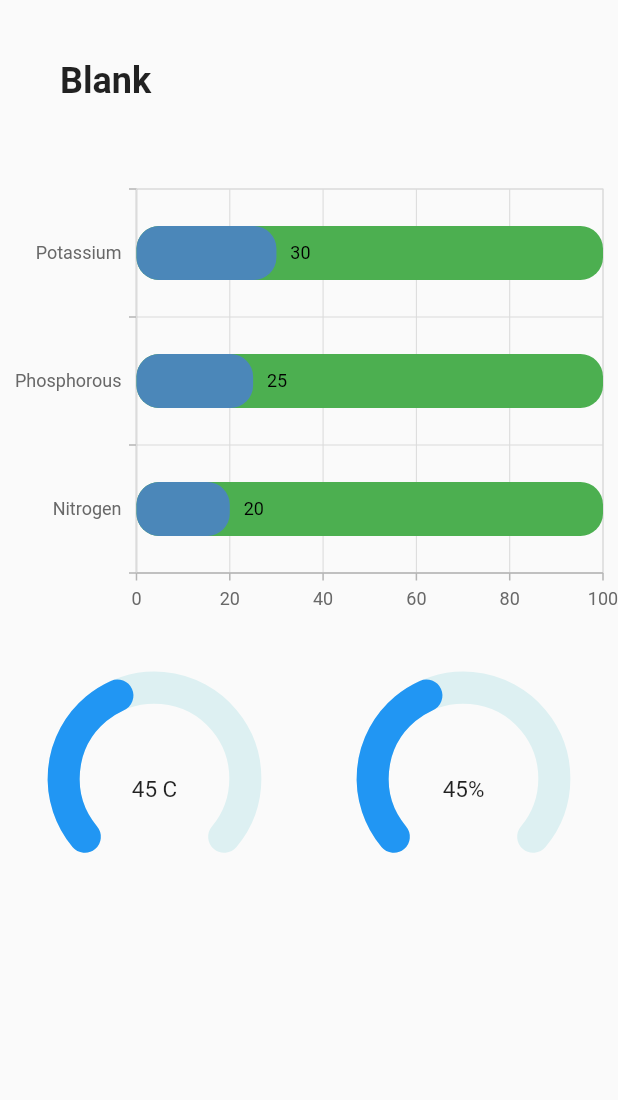
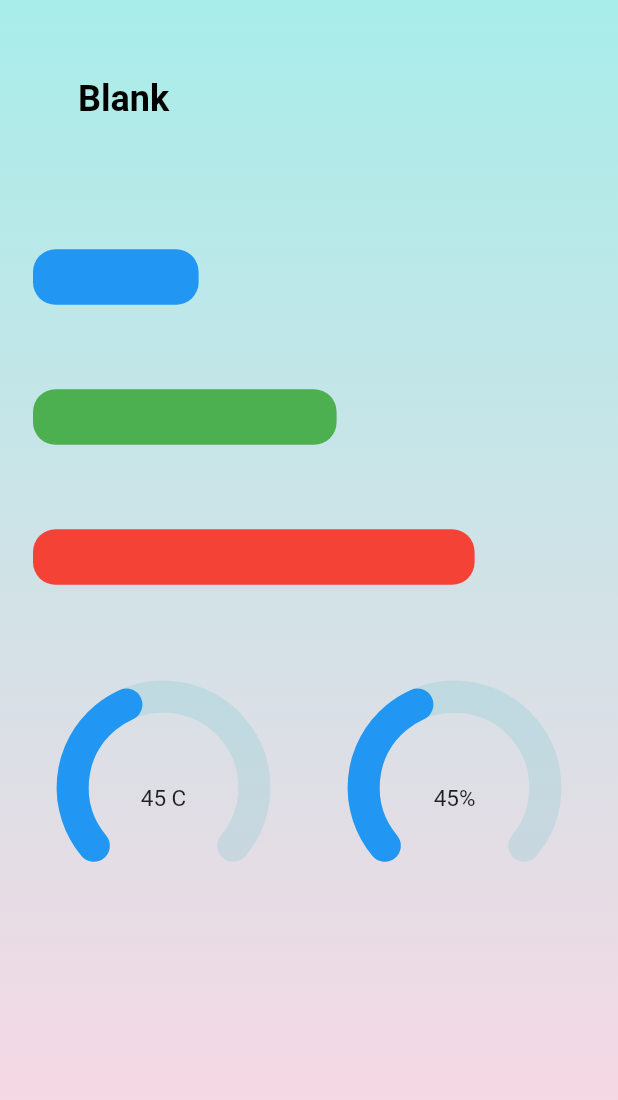
Before and after one commit to adiv1kram/Soil_Fertility_Appliaction, a Flutter app: the StatScreen screen opened directly, on a phone screen of 412 x 824 dp. Shown: the top 1100 px of the screen. Run offline on Flutter 3.47's test engine with Material 2 defaults, Android fonts, the phone set to English and light mode, and no system bars; drawn by our look-alikes of syncfusion_flutter_gauges; our stand-ins replace google_maps_flutter, syncfusion_flutter_charts.

Commit message:
done with the basic designing

```diff
--- a/lib/screens/statpagescreen.dart
+++ b/lib/screens/statpagescreen.dart
@@ -24,7 +24,7 @@ class _statpagescreen extends State<statpagescreen> {
   Widget build(BuildContext context) {
     return Scaffold(
       appBar: AppBar(
-        backgroundColor: const Color.fromARGB(235, 25, 131, 237),
+        backgroundColor: Color.fromARGB(235, 23, 219, 219),
         title: const Text(
           'Sensor Information',
           style: TextStyle(fontSize: 20, fontWeight: FontWeight.w600),
@@ -32,6 +32,7 @@ class _statpagescreen extends State<statpagescreen> {
       ),
       body: _children[myIndex],
       bottomNavigationBar: BottomNavigationBar(
+        backgroundColor: Color.fromARGB(255, 231, 138, 169),
         currentIndex: myIndex,
         onTap: onTabTapped,
         items: const [
--- a/lib/screens/statsscreen.dart
+++ b/lib/screens/statsscreen.dart
@@ -4,7 +4,6 @@ import 'package:soil_analysis/widgets/HorizontalCard.dart';
 
 import 'dart:async';
 
-import 'package:flutter/material.dart';
 import 'package:soil_analysis/widgets/RadialGauge.dart';
 import 'package:soil_analysis/widgets/RadialGaugeMoisture.dart';
 import 'package:syncfusion_flutter_gauges/gauges.dart';
@@ -18,25 +17,44 @@ class _StatScreenState extends State<StatScreen> {
   @override
   Widget build(BuildContext context) {
     return Scaffold(
-
-      body: SingleChildScrollView(
+        body: Container(
+      height: double.infinity,
+      width: double.infinity,
+      decoration: const BoxDecoration(
+          gradient: LinearGradient(colors: [
+        Color(0xffa8edea),
+        Color(0xfffed6e3),
+      ], begin: Alignment.topCenter, end: Alignment.bottomCenter)),
+      child: SingleChildScrollView(
+        child: Padding(
+          padding: const EdgeInsets.all(12.0),
           child: Column(
             children: [
-            HorizontalCard(title: "Blank", body: const Text("Blank")),
+              HorizontalCard(
+                  title: "Blank",
+                  body: const Text(
+                    "Blank",
+                  )),
               HorizontalBarGraph(),
-
               AspectRatio(
                 aspectRatio: 2,
                 child: Row(
                   children: [
-                  AspectRatio(aspectRatio: 1,child: RadialGaugeWidget(),),
-                  AspectRatio(aspectRatio: 1,child: RadialGaugeMoisture(),)
+                    AspectRatio(
+                      aspectRatio: 1,
+                      child: RadialGaugeWidget(),
+                    ),
+                    AspectRatio(
+                      aspectRatio: 1,
+                      child: RadialGaugeMoisture(),
+                    )
                   ],
                 ),
               )
             ],
           ),
-      )
-    );
+        ),
+      ),
+    ));
   }
 }
--- a/lib/widgets/HorizontalBarGrph.dart
+++ b/lib/widgets/HorizontalBarGrph.dart
@@ -16,24 +16,43 @@ class _HorizontalBarGraphState extends State<HorizontalBarGraph> {
   @override
   Widget build(BuildContext context) {
     return SfCartesianChart(
-      primaryXAxis: CategoryAxis(),
-      primaryYAxis: NumericAxis(minimum: 0, maximum: 100),
+      primaryXAxis: CategoryAxis(
+          isVisible: false,
+          majorGridLines: const MajorGridLines(color: Colors.transparent),
+          axisLine: const AxisLine(width: 0)),
+      primaryYAxis: NumericAxis(
+          isVisible: false,
+          minimum: 0,
+          maximum: 100,
+          majorGridLines: const MajorGridLines(color: Colors.transparent),
+          axisLine: const AxisLine(width: 0)),
+      plotAreaBorderWidth: 0,
       series: <ChartSeries<Data, String>>[
         BarSeries<Data, String>(
             dataSource: [
-              Data('Nitrogen', 20,),
-              Data('Phosphorous', 25),
+              Data(
+                'Nitrogen',
+                80,
+              ),
+              Data('Phosphorous', 55),
               Data('Potassium', 30),
             ],
             xValueMapper: (Data data, _) => data.name,
             yValueMapper: (Data data, _) => data.value,
-            isTrackVisible: true,
-            width: 0.6,
-            spacing: 0.3,
+            pointColorMapper: (Data data, _) => data.name == 'Nitrogen'
+                ? Colors.red
+                : data.name == 'Phosphorous'
+                    ? Colors.green
+                    : data.name == 'Potassium'
+                        ? Colors.blue
+                        : Colors.transparent,
+            isTrackVisible: false,
+            width: 0.4,
+            spacing: 0.01,
             trackColor: Colors.green,
             trackBorderColor: Colors.black,
-            dataLabelSettings: DataLabelSettings(
-              isVisible: true,
+            dataLabelSettings: const DataLabelSettings(
+              isVisible: false,
             ),
             borderRadius: BorderRadius.circular(15)),
       ],
--- a/lib/widgets/HorizontalCard.dart
+++ b/lib/widgets/HorizontalCard.dart
@@ -26,7 +26,10 @@ class _HorizontalCardState extends State<HorizontalCard> {
         children: [
           Text(
             widget.title,
-            style: const TextStyle(fontSize: 24.0, fontWeight: FontWeight.bold),
+            style: const TextStyle(
+                fontSize: 24.0,
+                fontWeight: FontWeight.bold,
+                color: Colors.black),
           ),
           const SizedBox(height: 8.0),
         ],
--- a/lib/widgets/RadialGauge.dart
+++ b/lib/widgets/RadialGauge.dart
@@ -11,6 +11,7 @@ class _RadialGaugeState extends State<RadialGaugeWidget> {
   Widget build(BuildContext context) {
     return SafeArea(
       child: Scaffold(
+        backgroundColor: Colors.transparent,
         body: Center(
           child: SizedBox(
             height: 150,
--- a/lib/widgets/RadialGaugeMoisture.dart
+++ b/lib/widgets/RadialGaugeMoisture.dart
@@ -11,6 +11,7 @@ class _RadialGaugeState extends State<RadialGaugeMoisture> {
   Widget build(BuildContext context) {
     return SafeArea(
       child: Scaffold(
+        backgroundColor: Colors.transparent,
         body: Center(
           child: SizedBox(
             height: 150,
```
Lines whose indentation alone changed are shown as unchanged.
